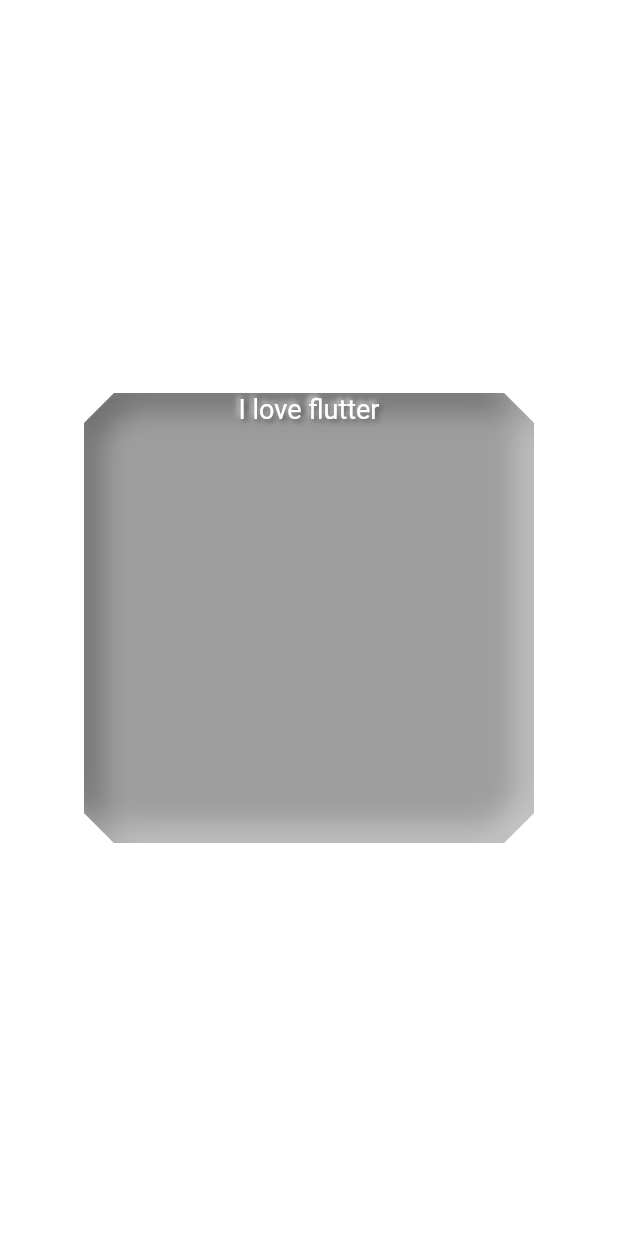
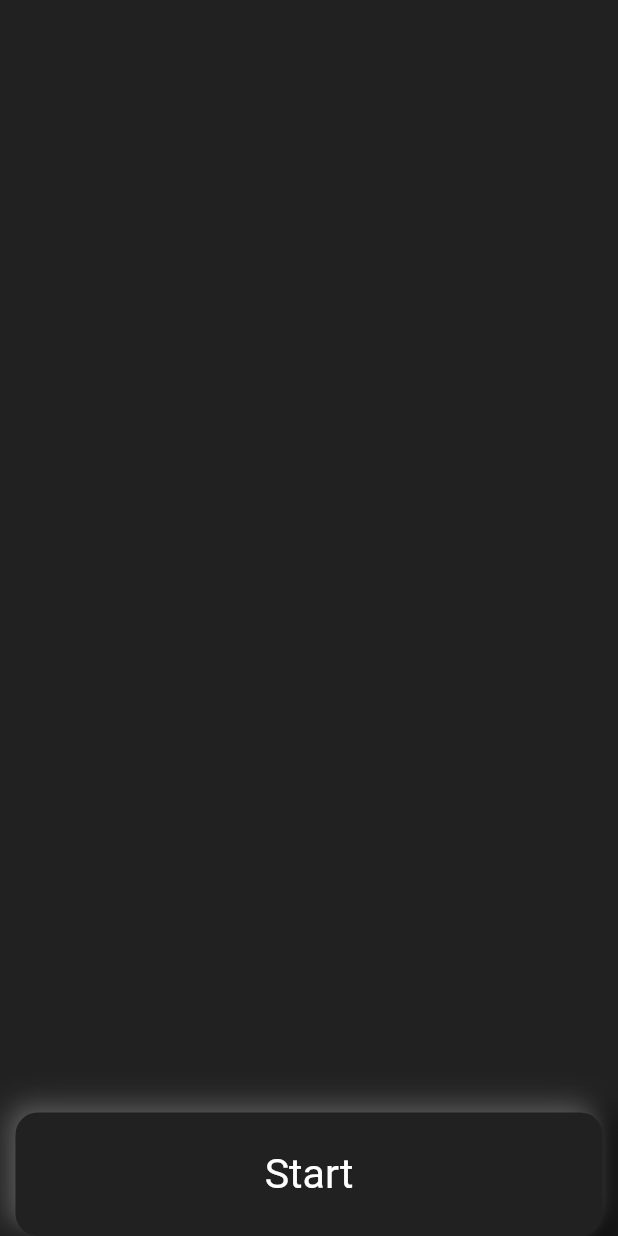
Before and after one commit to PriyanshuBodar6586/loan_app_01, a Flutter app: the screen it shows after launch, on a phone screen of 412 x 824 dp. Run offline on Flutter 3.47's test engine with Material 2 defaults, Android fonts, the phone set to English and light mode, and no system bars; drawn by our look-alikes of flutter_neumorphic; our stand-ins replace get, sizer.

Commit message:
15-03-2023

```diff
--- a/lib/view/splash_screen.dart
+++ b/lib/view/splash_screen.dart
@@ -1,5 +1,8 @@
 import 'package:flutter/material.dart';
 import 'package:flutter_neumorphic/flutter_neumorphic.dart';
+import 'package:get/get.dart';
+import 'package:loan_app_01/view/intro.dart';
+import 'package:sizer/sizer.dart';
 
 class Splash_screen extends StatefulWidget {
   const Splash_screen({Key? key}) : super(key: key);
@@ -12,35 +15,35 @@ class _Splash_screenState extends State<Splash_screen> {
   @override
   Widget build(BuildContext context) {
     return Scaffold(
-      backgroundColor: Colors.white70,
-
-      body: Center(
-        child:Container(
-          height: 300,
-          width: 300,
-          child: Neumorphic(
-
-              style: NeumorphicStyle(
-
-                  shape: NeumorphicShape.flat,
-                  boxShape: NeumorphicBoxShape.beveled(BorderRadius.circular(20),),
-                  depth:-30,
-                  lightSource: LightSource.topLeft,
-                  color: Colors.grey
-              ),
-            child: NeumorphicText(
-              "I love flutter",
-              style: NeumorphicStyle(
-                depth: 4,  //customize depth here
-                color: Colors.white, //customize color here
-              ),
-              textStyle: NeumorphicTextStyle(
-                fontSize: 18, //customize size here
-                // AND others usual text style properties (fontFamily, fontWeight, ...)
-              ),
-            ),
+      backgroundColor: Colors.grey[900],
+      body: Align(
+        alignment: Alignment.bottomCenter,
+        child: InkWell(
+          onTap: (){
+            Get.off(Intro());
+          },
+          child: Container(
+            height: 10.h,
+            width: 95.w,
+            child: Center(child: Text("Start", style: TextStyle(color: Colors.white,fontSize: 20.sp))),
+            decoration: BoxDecoration(
+                color: Colors.grey[900],
+                borderRadius: BorderRadius.circular(15),
+                boxShadow: [
+                  BoxShadow(
+                    color: Colors.black,
+                    offset: Offset(4, 4),
+                    blurRadius: 15,
+                    spreadRadius: 5,
+                  ),
+                  BoxShadow(
+                      color: Colors.grey.shade700,
+                      offset: Offset(-4, -4),
+                      blurRadius: 15,
+                      spreadRadius: 1),
+                ]),
           ),
-        )
+        ),
       ),
     );
   }
--- a/pubspec.yaml
+++ b/pubspec.yaml
@@ -36,8 +36,10 @@ dependencies:
   # Use with the CupertinoIcons class for iOS style icons.
   cupertino_icons: ^1.0.2
   flutter_neumorphic: ^3.2.0
+  concentric_transition: ^1.0.3
   get: ^4.6.5
   sizer: ^2.0.15
+  scratcher: ^2.3.0
 
 
 dev_dependencies:
@@ -66,7 +68,8 @@ flutter:
   # assets:
   #   - images/a_dot_burr.jpeg
   #   - images/a_dot_ham.jpeg
-
+  assets:
+    - assets/image/
   # An image asset can refer to one or more resolution-specific "variants", see
   # https://flutter.dev/assets-and-images/#resolution-aware
 
```
Also changed, not shown: lib/view/home_screen.dart (added, +26 -0 lines), lib/view/intro.dart (added, +207 -0 lines), assets/image/i1.png (added), assets/image/i2.png (added), assets/image/i3.png (added), pubspec.lock, 2 other files.
